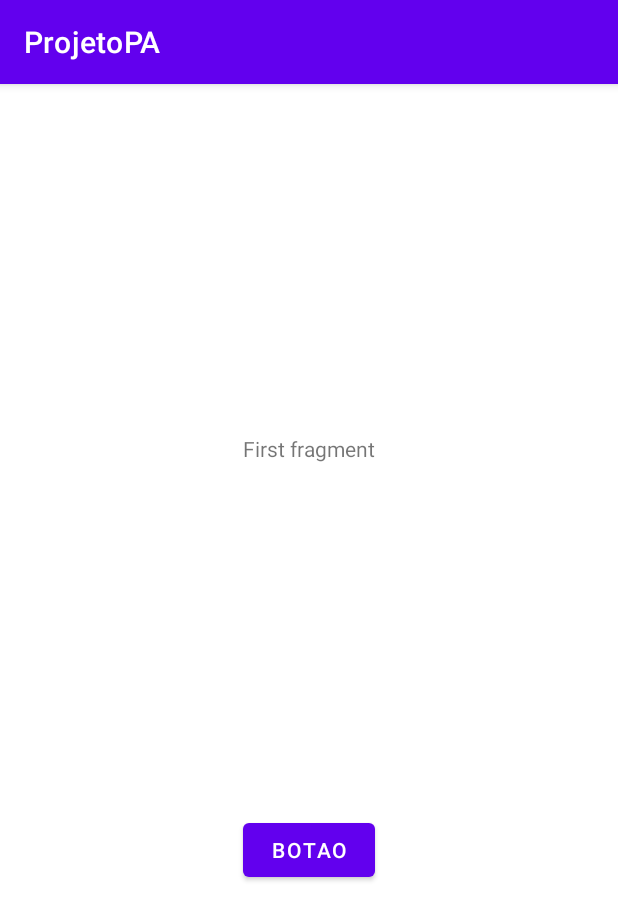
After one commit to BMSM15/Projeto-Casino-App, an Android app: the fragment FirstFragment shown on its own in the app's theme, on a phone screen of 412 x 824 dp. The commit adds this screen. Shown: the top 920 px of the screen. Run offline under Robolectric (Android 15) with nearby library versions, the phone set to English and light mode, and no system bars.

Commit message:
Update 1 - Corrigindo erros, começar de novo

```diff
--- a/app/build.gradle
+++ b/app/build.gradle
@@ -37,6 +37,7 @@ dependencies {
     implementation 'androidx.appcompat:appcompat:1.4.1'
     implementation 'com.google.android.material:material:1.6.0'
     implementation 'androidx.constraintlayout:constraintlayout:2.1.3'
+    implementation 'androidx.navigation:navigation-fragment:2.4.2'
     testImplementation 'junit:junit:4.13.2'
     androidTestImplementation 'androidx.test.ext:junit:1.1.3'
     androidTestImplementation 'androidx.test.espresso:espresso-core:3.4.0'
--- /dev/null
+++ b/app/src/main/java/com/example/projetopa/FirstFragment.kt
@@ -0,0 +1,44 @@
+package com.example.projetopa
+
+import android.os.Bundle
+import androidx.fragment.app.Fragment
+import android.view.LayoutInflater
+import android.view.View
+import android.view.ViewGroup
+import androidx.navigation.fragment.findNavController
+import com.example.projetopa.databinding.FragmentFirstBinding
+
+/**
+ * A simple [Fragment] subclass as the default destination in the navigation.
+ */
+class FirstFragment : Fragment() {
+
+    private var _binding: FragmentFirstBinding? = null
+
+    // This property is only valid between onCreateView and
+    // onDestroyView.
+    private val binding get() = _binding!!
+
+    override fun onCreateView(
+        inflater: LayoutInflater, container: ViewGroup?,
+        savedInstanceState: Bundle?
+    ): View? {
+
+        _binding = FragmentFirstBinding.inflate(inflater, container, false)
+        return binding.root
+
+    }
+
+    override fun onViewCreated(view: View, savedInstanceState: Bundle?) {
+        super.onViewCreated(view, savedInstanceState)
+
+        binding.buttonFirst.setOnClickListener {
+            findNavController().navigate(R.id.action_FirstFragment_to_SecondFragment)
+        }
+    }
+
+    override fun onDestroyView() {
+        super.onDestroyView()
+        _binding = null
+    }
+}
--- /dev/null
+++ b/app/src/main/res/layout/fragment_first.xml
@@ -0,0 +1,28 @@
+<?xml version="1.0" encoding="utf-8"?>
+<androidx.constraintlayout.widget.ConstraintLayout xmlns:android="http://schemas.android.com/apk/res/android"
+    xmlns:app="http://schemas.android.com/apk/res-auto"
+    xmlns:tools="http://schemas.android.com/tools"
+    android:layout_width="match_parent"
+    android:layout_height="match_parent"
+    tools:context=".FirstFragment">
+
+    <TextView
+        android:id="@+id/textview_first"
+        android:layout_width="wrap_content"
+        android:layout_height="wrap_content"
+        android:text="First fragment"
+        app:layout_constraintBottom_toTopOf="@id/button_first"
+        app:layout_constraintEnd_toEndOf="parent"
+        app:layout_constraintStart_toStartOf="parent"
+        app:layout_constraintTop_toTopOf="parent" />
+
+    <Button
+        android:id="@+id/button_first"
+        android:layout_width="wrap_content"
+        android:layout_height="wrap_content"
+        android:text="botao"
+        app:layout_constraintBottom_toBottomOf="parent"
+        app:layout_constraintEnd_toEndOf="parent"
+        app:layout_constraintStart_toStartOf="parent"
+        app:layout_constraintTop_toBottomOf="@id/textview_first" />
+</androidx.constraintlayout.widget.ConstraintLayout>
```
Also changed, not shown: app/src/main/java/com/example/projetopa/DBManager.java (deleted, +0 -42 lines), app/src/main/java/com/example/projetopa/DBOpenHelper.kt (added, +20 -0 lines), app/src/main/java/com/example/projetopa/InsertData.kt (deleted, +0 -11 lines), app/src/main/java/com/example/projetopa/Jogador.kt (added, +20 -0 lines), app/src/main/java/com/example/projetopa/MainActivity.kt (+39 -3 lines), app/src/main/java/com/example/projetopa/SecondFragment.kt (added, +44 -0 lines), app/src/main/java/com/example/projetopa/TabelaBD.kt (added, +20 -0 lines), app/src/main/java/com/example/projetopa/TabelaBDJogador.kt (added, +15 -0 lines), app/src/main/res/layout/activity_insert_data.xml (deleted, +0 -63 lines), app/src/main/res/layout/activity_main.xml (+16 -20 lines), app/src/main/res/layout/content_main.xml (added, +19 -0 lines), app/src/main/res/layout/fragment_second.xml (added, +28 -0 lines), app/src/main/res/menu/menu_main.xml (added, +10 -0 lines).
